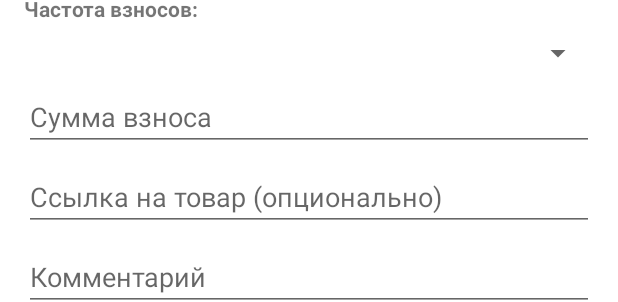
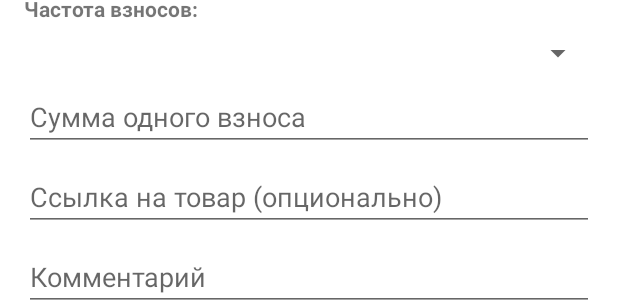
Before and after one commit to makhldg-cell/Kopi, an Android app: the layout activity_add_goal.xml on its own in the app's theme, with its tools: preview values and no code run, on a phone screen of 412 x 824 dp. Shown: the part 250-552 px from the top of the screen. Run offline under Robolectric (Android 15) with nearby library versions, the phone set to English and light mode, and no system bars.

Commit message:
Update activity_add_goal.xml

```diff
--- a/app/src/main/res/layout/activity_add_goal.xml
+++ b/app/src/main/res/layout/activity_add_goal.xml
@@ -10,19 +10,19 @@
 
         <EditText android:id="@+id/etName" android:layout_width="match_parent" android:layout_height="wrap_content" android:hint="Название цели" />
         <EditText android:id="@+id/etTargetAmount" android:layout_width="match_parent" android:layout_height="wrap_content" android:hint="К чему стремимся (Сумма)" android:inputType="numberDecimal" android:layout_marginTop="8dp"/>
+
         <Spinner android:id="@+id/spinnerCurrency" android:layout_width="match_parent" android:layout_height="wrap_content" android:layout_marginTop="8dp"/>
 
         <TextView android:layout_width="wrap_content" android:layout_height="wrap_content" android:text="Частота взносов:" android:textStyle="bold" android:layout_marginTop="16dp"/>
         <Spinner android:id="@+id/spinnerFrequency" android:layout_width="match_parent" android:layout_height="wrap_content" android:layout_marginTop="8dp"/>
 
-        <!-- Дни недели -->
-        <Spinner android:id="@+id/spinnerDayOfWeek" android:layout_width="match_parent" android:layout_height="wrap_content" android:layout_marginTop="8dp" android:visibility="gone"/>
+        <!-- Поля ввода вместо выпадающих списков -->
+        <EditText android:id="@+id/etDayOfWeek" android:layout_width="match_parent" android:layout_height="wrap_content" android:hint="День недели (1-7, где 1-Пн)" android:inputType="number" android:layout_marginTop="8dp" android:visibility="gone"/>
 
-        <!-- Числа месяца -->
-        <Spinner android:id="@+id/spinnerDayOfMonth1" android:layout_width="match_parent" android:layout_height="wrap_content" android:layout_marginTop="8dp" android:visibility="gone"/>
-        <Spinner android:id="@+id/spinnerDayOfMonth2" android:layout_width="match_parent" android:layout_height="wrap_content" android:layout_marginTop="8dp" android:visibility="gone"/>
+        <EditText android:id="@+id/etDayOfMonth1" android:layout_width="match_parent" android:layout_height="wrap_content" android:hint="Число месяца (1-31)" android:inputType="number" android:layout_marginTop="8dp" android:visibility="gone"/>
+        <EditText android:id="@+id/etDayOfMonth2" android:layout_width="match_parent" android:layout_height="wrap_content" android:hint="Второе число месяца (1-31)" android:inputType="number" android:layout_marginTop="8dp" android:visibility="gone"/>
 
-        <EditText android:id="@+id/etPaymentAmount" android:layout_width="match_parent" android:layout_height="wrap_content" android:hint="Сумма взноса" android:inputType="numberDecimal" android:layout_marginTop="8dp"/>
+        <EditText android:id="@+id/etPaymentAmount" android:layout_width="match_parent" android:layout_height="wrap_content" android:hint="Сумма одного взноса" android:inputType="numberDecimal" android:layout_marginTop="8dp"/>
 
         <EditText android:id="@+id/etLink" android:layout_width="match_parent" android:layout_height="wrap_content" android:hint="Ссылка на товар (опционально)" android:layout_marginTop="8dp"/>
         <EditText android:id="@+id/etComment" android:layout_width="match_parent" android:layout_height="wrap_content" android:hint="Комментарий" android:layout_marginTop="8dp"/>
```
